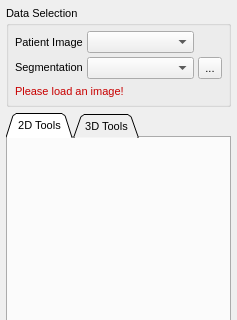
MITK/MITK, file Plugins/org.mitk.gui.qt.segmentation/src/internal/QmitkSegmentationControls.ui: the form before one commit; both pictures show x 0 to 237 and y 0 to 320 of the 237 by 591 pixel window.
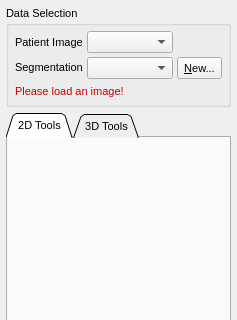
The form after the commit. Icons and pictures are not drawn. Custom widgets are drawn as their Qt base class.

Commit message: Make appearance of New Segmentation button less implicit

Patch:
```diff
--- a/Plugins/org.mitk.gui.qt.segmentation/src/internal/QmitkSegmentationControls.ui
+++ b/Plugins/org.mitk.gui.qt.segmentation/src/internal/QmitkSegmentationControls.ui
@@ -122,12 +122,15 @@
            <string>Create a new segmentation</string>
           </property>
           <property name="text">
-           <string>...</string>
+           <string>&amp;New...</string>
           </property>
           <property name="icon">
            <iconset resource="../../resources/segmentation.qrc">
             <normaloff>:/segmentation/btnNew.png</normaloff>:/segmentation/btnNew.png</iconset>
           </property>
+          <property name="toolButtonStyle">
+           <enum>Qt::ToolButtonTextOnly</enum>
+          </property>
          </widget>
         </item>
         <item row="1" column="1">
```
The commit also changes 1 other file.
